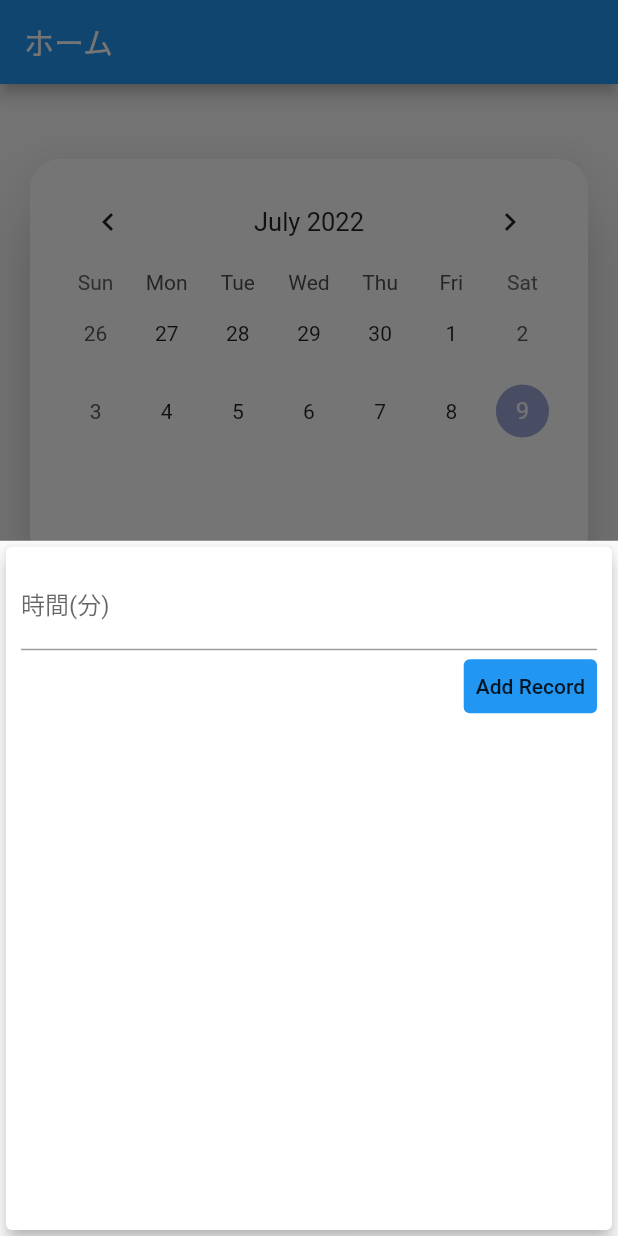
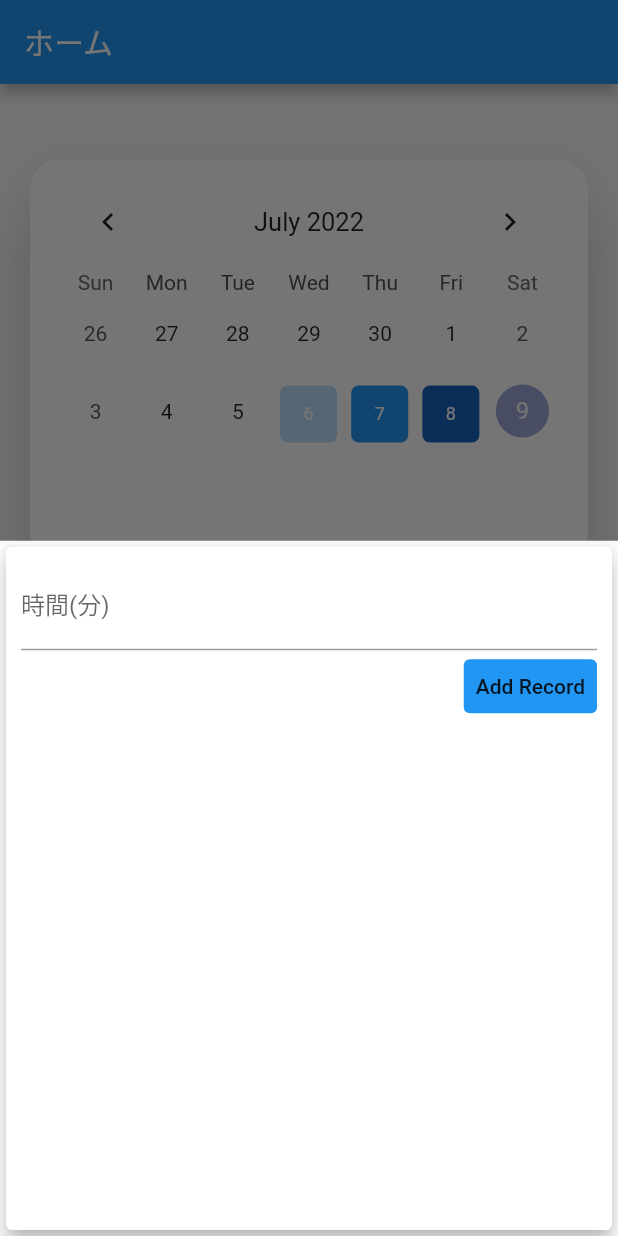
Before and after one commit to Mimimi-d/my-first-app, a Flutter app: the screen it shows after launch, after a tap on the "add" icon, on a phone screen of 412 x 824 dp. Run offline on Flutter 3.47's test engine with Material 2 defaults, Android fonts, the phone set to English and light mode, and no system bars; drawn by our look-alikes of table_calendar; our stand-ins replace cloud_firestore, firebase_auth, firebase_core, flutter_riverpod; missing offline and left inert: flutter_ringtone_player; accounts and stored records are empty.

Commit message:
event color changes

```diff
--- a/lib/ui/calendar/calendar_card.dart
+++ b/lib/ui/calendar/calendar_card.dart
@@ -31,8 +31,14 @@ class _CalendarState extends State<Calendar> {
   @override
   void initState() {
     //Map<DateTime, List<int>>型
-    _eventsList = {};
-    print(_eventsList);
+    _eventsList = {
+      DateTime.now().add(Duration(days: -1)): [121],
+      DateTime.now().add(Duration(days: -2)): [61],
+      DateTime.now().add(Duration(days: -3)): [1],
+      DateTime.now().add(Duration(days: 3)): [30],
+      DateTime.now().add(Duration(days: 2)): [60],
+      DateTime.now().add(Duration(days: 1)): [90],
+    };
     super.initState();
   }
 
@@ -45,13 +51,12 @@ class _CalendarState extends State<Calendar> {
             ?.reduce((value, element) => value + element);
         _eventsList[chosenDate] = [sam];
       } else {
-        print('/');
         _eventsList.addAll({
           chosenDate: [txAmount]
         });
       }
+      print(_eventsList);
     });
-    print(_eventsList);
   }
 
   void _startAddNewRecord(BuildContext ctx) {
@@ -99,7 +104,7 @@ class _CalendarState extends State<Calendar> {
 
     List _getEventForDay(DateTime day) {
       //  _events[day]がnullでなければ、 _events[day]を返す。
-      print("_events" + '$_events');
+      // print("_events" + '$_events');
       return _events[day] ?? [];
     }
 
@@ -135,6 +140,14 @@ class _CalendarState extends State<Calendar> {
                   // selectedDayPredicate: (DateTime date) {
                   //   return isSameDay(selectedDay, date);
                   // },
+                  calendarBuilders: CalendarBuilders(
+                    markerBuilder: (context, date, events) {
+                      if (events.isNotEmpty) {
+                        return _buildEventsMarker(date, events);
+                      }
+                    },
+                  ),
+
                   eventLoader: _getEventForDay,
                   //To style the Calendar
                   calendarStyle: CalendarStyle(
@@ -185,3 +198,48 @@ class _CalendarState extends State<Calendar> {
     );
   }
 }
+
+Widget _buildEventsMarker(DateTime date, List events) {
+  print(events);
+  return Positioned(
+    right: 5,
+    bottom: 5,
+    child: AnimatedContainer(
+      duration: const Duration(milliseconds: 300),
+      decoration: BoxDecoration(
+        shape: BoxShape.rectangle,
+        color: _colorChange(events),
+        // color: Colors.blue[300],
+        borderRadius: BorderRadius.circular(5),
+      ),
+      width: 38.0,
+      height: 38.0,
+      child: Center(
+        child: Text(
+          '${date.day}',
+          style: TextStyle().copyWith(
+            color: Colors.white,
+            fontSize: 12.0,
+          ),
+        ),
+      ),
+    ),
+  );
+}
+
+_colorChange(List events) {
+  int num = 0;
+  if (events.first >= 120) {
+    num = 800;
+  } else if (events.first >= 90) {
+    num = 600;
+  } else if (events.first >= 60) {
+    num = 500;
+  } else if (events.first >= 30) {
+    num = 300;
+  } else {
+    num = 100;
+  }
+
+  return Colors.blue[num];
+}
--- /dev/null
+++ b/lib/ui/calendar/custom_calendar_builders.dart
@@ -0,0 +1,5 @@
+import 'package:flutter/material.dart';
+import 'package:intl/intl.dart';
+import 'package:table_calendar/table_calendar.dart';
+
+class CustomCalendarBuilders {}
```
Also changed, not shown: pubspec.lock, 2 other files.
